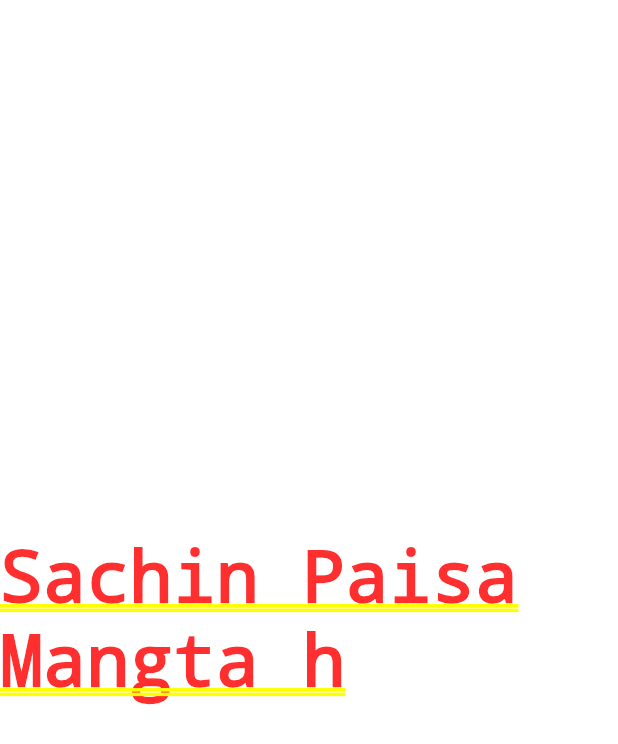
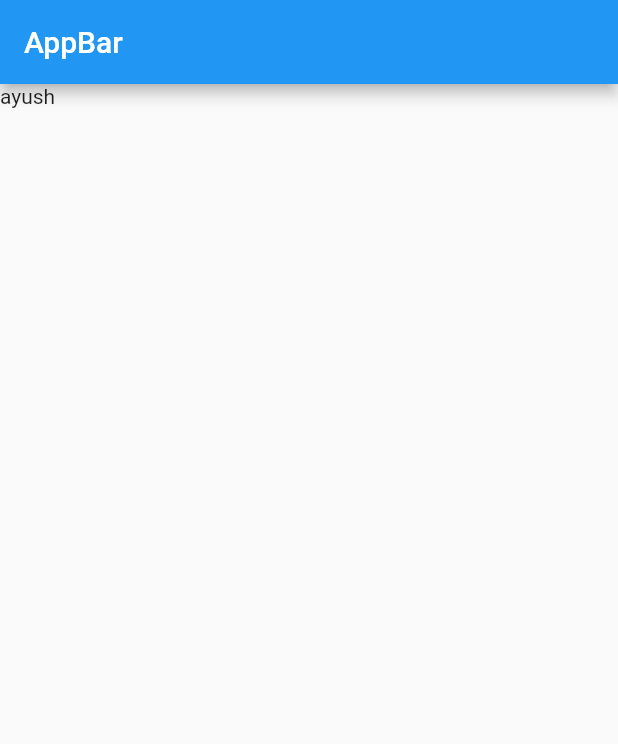
Before and after one commit to sinhasudhanshu/FlutterBasic, a Flutter app: the screen it shows after launch, on a phone screen of 412 x 824 dp. Shown: the top 744 px of the screen. Run offline on Flutter 3.47's test engine with Material 2 defaults, Android fonts, the phone set to English and light mode, and no system bars.

```diff
--- a/lib/main.dart
+++ b/lib/main.dart
@@ -1,5 +1,36 @@
 import 'package:flutter/material.dart';
 
-void main(){
-  runApp(MaterialApp(home:Center(child:Text("Sachin Paisa Mangta h "))));
+void main() {
+  runApp(FirstApp());
 }
+
+class FirstApp extends StatelessWidget {
+  const FirstApp({super.key});
+
+  @override
+  Widget build(BuildContext context) {
+    return const MaterialApp(
+      home: MyHomePage(),
+    );
+  }
+}
+
+class MyHomePage extends StatefulWidget {
+  const MyHomePage({super.key});
+
+  @override
+  State<MyHomePage> createState() => _MyHomePageState();
+}
+
+class _MyHomePageState extends State<MyHomePage> {
+  @override
+  Widget build(BuildContext context) {
+    return Scaffold(
+      appBar: AppBar(
+        title: Text("AppBar"),
+
+      ),
+      body: Text("ayush"),
+    );
+  }
+}
```
